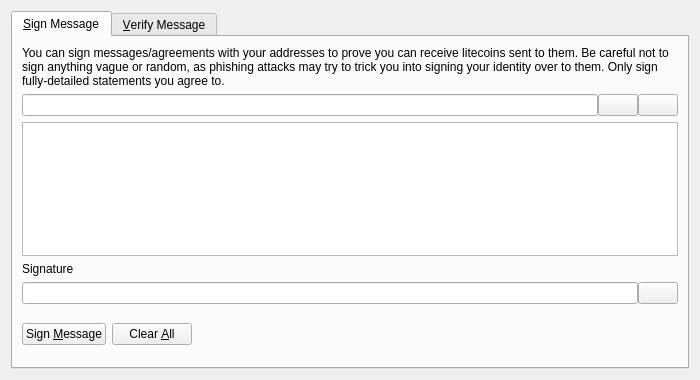
Qt form vercoin/src/qt/forms/signverifymessagedialog.ui (Aniruddha124/LY-Project-Coin) before a commit.
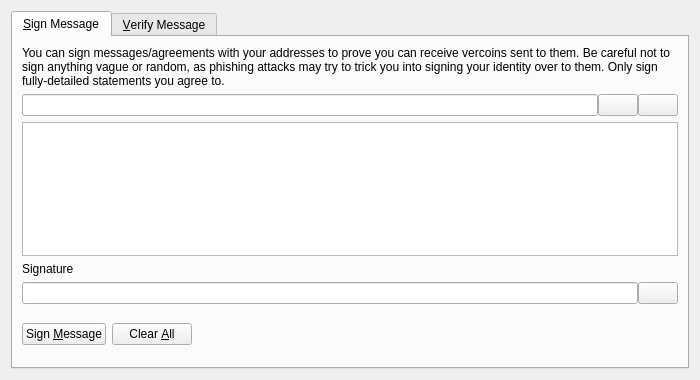
The same form after that commit. Icons and pictures are not drawn. Custom widgets are drawn as their Qt base class.

Commit message: Replaced all occurrences of litecoin with vercoin and Litecoin with Vercoin across all files and directories. Updated chainparamsbase.cpp

What changed in the file:
```diff
--- a/vercoin/src/qt/forms/signverifymessagedialog.ui
+++ b/vercoin/src/qt/forms/signverifymessagedialog.ui
@@ -30,7 +30,7 @@
        <item>
         <widget class="QLabel" name="infoLabel_SM">
          <property name="text">
-          <string>You can sign messages/agreements with your addresses to prove you can receive litecoins sent to them. Be careful not to sign anything vague or random, as phishing attacks may try to trick you into signing your identity over to them. Only sign fully-detailed statements you agree to.</string>
+          <string>You can sign messages/agreements with your addresses to prove you can receive vercoins sent to them. Be careful not to sign anything vague or random, as phishing attacks may try to trick you into signing your identity over to them. Only sign fully-detailed statements you agree to.</string>
          </property>
          <property name="textFormat">
           <enum>Qt::PlainText</enum>
```
Left out of the diff: 8 changed lines with no effect on the pictures. The commit also changes 208 other files.
